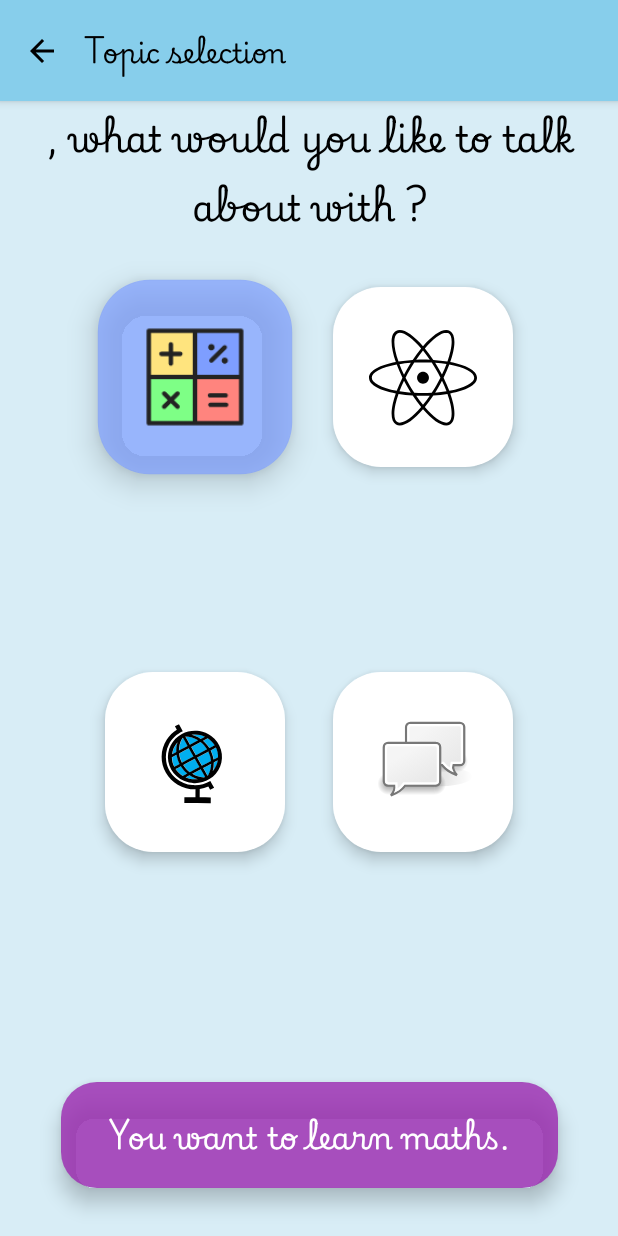
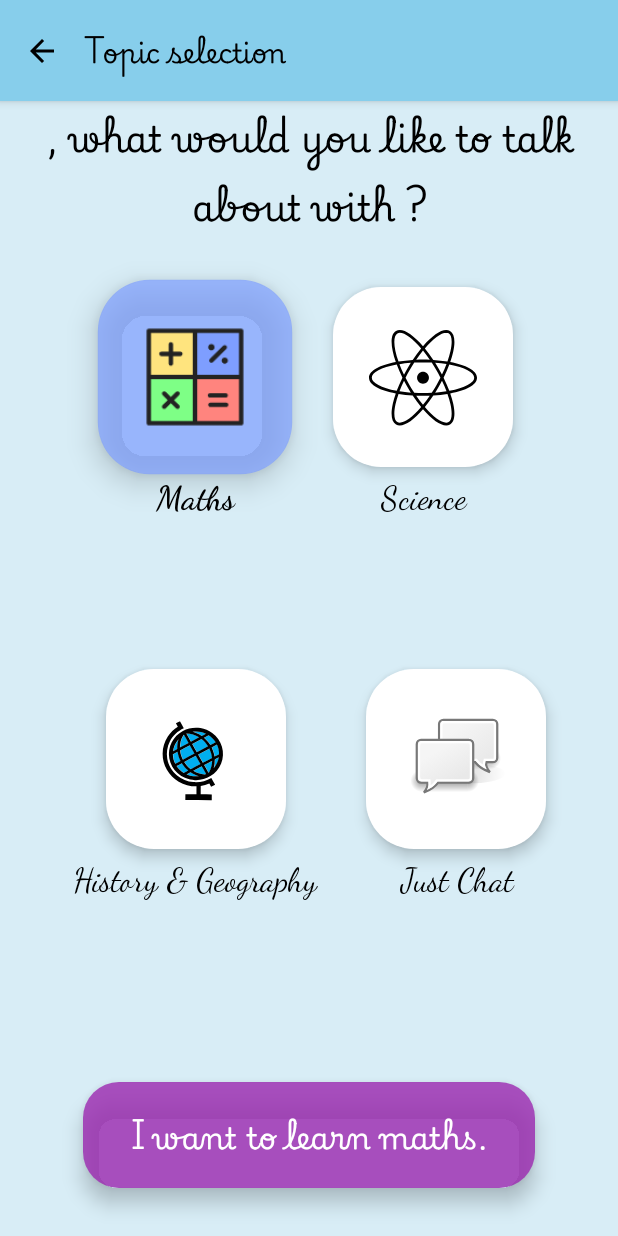
Before and after one commit to CesarValiente/MagicalZooAI, an Android app built with Jetpack Compose: the TopicActivity screen opened directly, with no data from a screen before it, after a tap on "maths", on a phone screen of 412 x 824 dp. Run offline under Robolectric (Android 15) with nearby library versions, the phone set to English and light mode, and no system bars.

Commit message:
UI fixes and adjustments in Topic selection

```diff
--- a/app/src/main/java/com/cesarvaliente/magicalzooai/MagicalAnimalsActivity.kt
+++ b/app/src/main/java/com/cesarvaliente/magicalzooai/MagicalAnimalsActivity.kt
@@ -229,8 +229,6 @@ fun MagicalConfirmationButton(
     val context = LocalContext.current
     val animalType = if (animalName.contains("fox", ignoreCase = true)) "FOX" else "TORTOISE"
 
-    val scope = rememberCoroutineScope()
-
     Surface(
         shape = RoundedCornerShape(24.dp),
         color = Color(0xFF9C27B0).copy(alpha = 0.8f),
@@ -263,7 +261,7 @@ fun MagicalConfirmationButton(
                 label = "AnimalNameAnimation"
             ) { targetName ->
                 Text(
-                    text = "You are choosing $targetName",
+                    text = "I pick $targetName!",
                     fontSize = 20.sp,
                     fontFamily = Utils.myFontFamily,
                     fontWeight = FontWeight.Bold,
--- a/app/src/main/java/com/cesarvaliente/magicalzooai/TopicActivity.kt
+++ b/app/src/main/java/com/cesarvaliente/magicalzooai/TopicActivity.kt
@@ -54,6 +54,7 @@ import androidx.compose.material3.Scaffold
 import androidx.compose.animation.slideInVertically
 import androidx.compose.animation.slideOutVertically
 import androidx.compose.foundation.layout.fillMaxWidth
+import androidx.compose.ui.text.font.FontFamily
 import kotlin.unaryMinus
 
 class TopicActivity : ComponentActivity() {
@@ -95,10 +96,10 @@ fun TopicScreen(
     val buttonSize = 120.dp
     val buttonShape = RoundedCornerShape(32.dp)
     val topics = listOf(
-        TopicButtonData("maths", R.drawable.maths, Color(0xFF7E9EFF)),
-        TopicButtonData("science", R.drawable.science, Color(0xFF7EFF86)),
-        TopicButtonData("history & geography", R.drawable.history_and_geography, Color(0xFFFF847E)),
-        TopicButtonData("chatting", R.drawable.chatting, Color(0xFFFFE47E))
+        TopicButtonData("maths", R.drawable.maths, Color(0xFF7E9EFF), "Maths"),
+        TopicButtonData("science", R.drawable.science, Color(0xFF7EFF86), "Science"),
+        TopicButtonData("history & geography", R.drawable.history_and_geography, Color(0xFFFF847E), "History & Geography"),
+        TopicButtonData("chatting", R.drawable.chatting, Color(0xFFFFE47E), "Just Chat")
     )
     var selectedTopic by remember { mutableStateOf<TopicButtonData?>(null) }
     var buttonText by remember { mutableStateOf("Accept") }
@@ -168,8 +169,8 @@ fun TopicScreen(
                     shape = buttonShape,
                     onClick = {
                         selectedTopic = topics[0]
-                        buttonText = if (topics[0].id == "chatting") "Just chatting."
-                        else "You want to learn ${topics[0].id}."
+                        buttonText = if (topics[0].id == "chatting") "Just chat."
+                        else "I want to learn ${topics[0].id}."
                     }
                 )
                 Spacer(modifier = Modifier.width(32.dp))
@@ -180,12 +181,12 @@ fun TopicScreen(
                     shape = buttonShape,
                     onClick = {
                         selectedTopic = topics[1]
-                        buttonText = if (topics[1].id == "chatting") "Just chatting."
-                        else "You want to learn ${topics[1].id}."
+                        buttonText = if (topics[1].id == "chatting") "Just chat."
+                        else "I want to learn ${topics[1].id}."
                     }
                 )
             }
-            Spacer(modifier = Modifier.height(32.dp))
+            Spacer(modifier = Modifier.height(28.dp))
             // Second row
             Row(
                 horizontalArrangement = Arrangement.Center,
@@ -198,8 +199,8 @@ fun TopicScreen(
                     shape = buttonShape,
                     onClick = {
                         selectedTopic = topics[2]
-                        buttonText = if (topics[2].id == "chatting") "Just chatting."
-                        else "You want to learn ${topics[2].id}."
+                        buttonText = if (topics[2].id == "chatting") "Just chat."
+                        else "I want to learn ${topics[2].id}."
                     }
                 )
                 Spacer(modifier = Modifier.width(32.dp))
@@ -210,8 +211,8 @@ fun TopicScreen(
                     shape = buttonShape,
                     onClick = {
                         selectedTopic = topics[3]
-                        buttonText = if (topics[3].id == "chatting") "Just chatting."
-                        else "You want to learn ${topics[3].id}."
+                        buttonText = if (topics[3].id == "chatting") "Just chat."
+                        else "I want to learn ${topics[3].id}."
                     }
                 )
             }
@@ -274,6 +275,9 @@ fun TopicButton(
     shape: RoundedCornerShape,
     onClick: () -> Unit
 ) {
+    Column(
+        horizontalAlignment = Alignment.CenterHorizontally
+    ) {
         Surface(
             shape = shape,
             color = if (selected) data.color.copy(alpha = 0.7f) else Color.White,
@@ -295,6 +299,22 @@ fun TopicButton(
                 )
             }
         }
+        Spacer(modifier = Modifier.height(8.dp))
+
+        Text(
+            text = data.displayName,
+            fontSize = 22.sp,
+            fontFamily = FontFamily.Cursive,
+            fontWeight = if (selected) FontWeight.Bold else FontWeight.Normal,
+            color = Color.Black,
+            textAlign = TextAlign.Center
+        )
+    }
 }
 
-data class TopicButtonData(val id: String, val iconRes: Int, val color: Color)
+data class TopicButtonData(
+    val id: String,
+    val iconRes: Int,
+    val color: Color,
+    val displayName : String
+)
```
Lines whose indentation alone changed are shown as unchanged.
